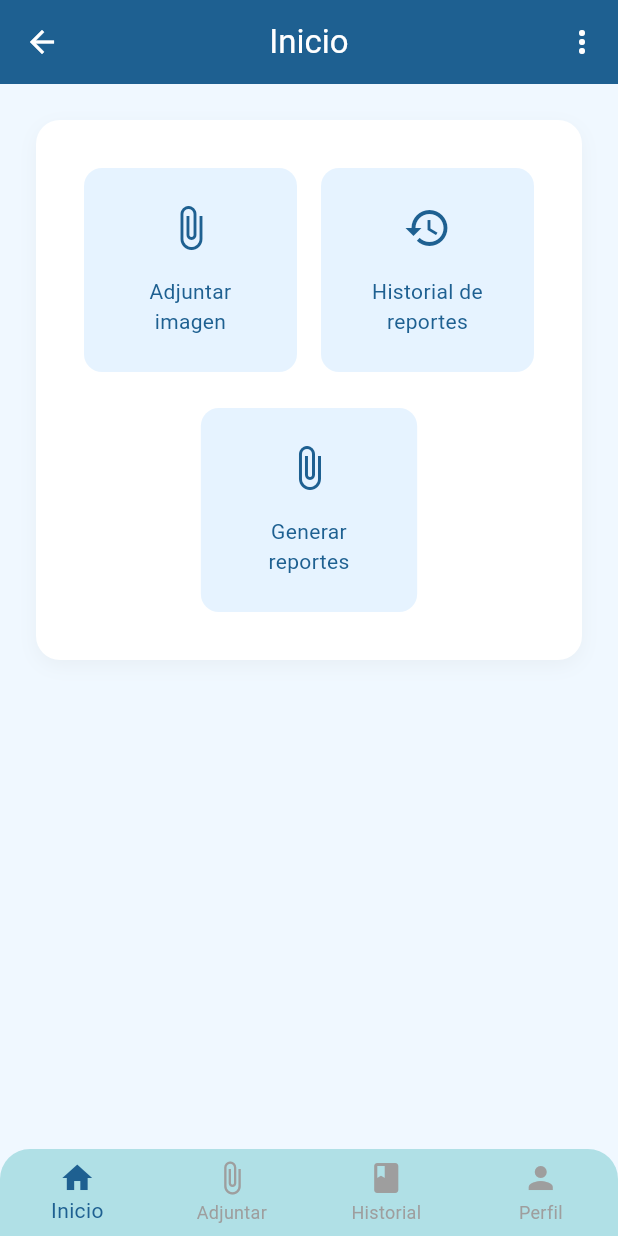
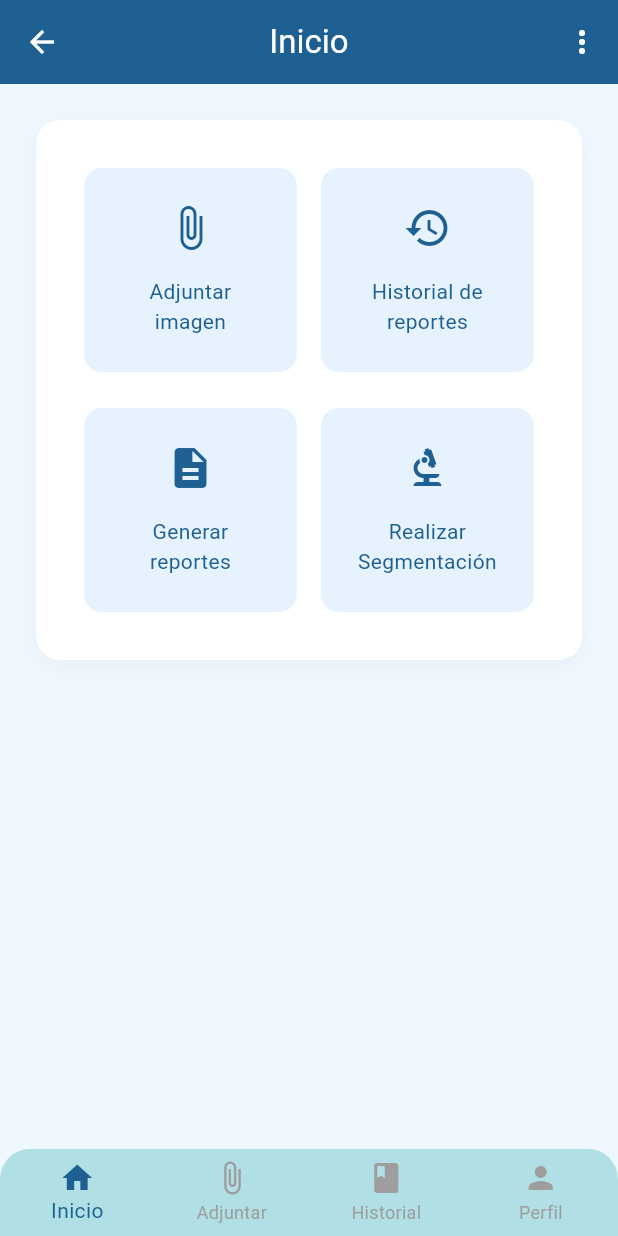
Before and after one commit to SergIOSanchez99/ProyectoTallerMovil, a Flutter app: the HomePage screen opened by its route, on a phone screen of 412 x 824 dp. Run offline on Flutter 3.47's test engine with Material 3 defaults, Android fonts, the phone set to English and light mode, and no system bars; our stand-ins replace image_picker, pdf, share_plus, shared_preferences; accounts and stored records are empty; Roboto replaces fonts that are missing (System).

Commit message:
Corrección de código por error de funcion.

```diff
--- a/lib/pages/home_page.dart
+++ b/lib/pages/home_page.dart
@@ -84,19 +84,24 @@ class _HomePageState extends State<HomePage> {
                             ],
                           ),
                           const SizedBox(height: AppDimensions.spacingL),
-                          // Fila inferior: Generar reportes (centrado)
+                          // Fila inferior: Generar reportes y Realizar Segmentación
                           Row(
                             children: [
-                              const Spacer(),
-                              SizedBox(
-                                width: context.screenWidth * 0.35,
+                              Expanded(
                                 child: ActionCard(
-                                  icon: Icons.attach_file,
+                                  icon: Icons.description,
                                   title: AppStrings.generateReports,
                                   onTap: _handleGenerateReports,
                                 ),
                               ),
-                              const Spacer(),
+                              const SizedBox(width: AppDimensions.spacingM),
+                              Expanded(
+                                child: ActionCard(
+                                  icon: Icons.biotech,
+                                  title: AppStrings.performSegmentation,
+                                  onTap: _handlePerformSegmentation,
+                                ),
+                              ),
                             ],
                           ),
                         ],
@@ -160,6 +165,22 @@ class _HomePageState extends State<HomePage> {
 
   void _handleGenerateReports() {
     Navigator.pushNamed(context, AppRoutes.generateReports);
+  }
+
+  void _handlePerformSegmentation() {
+    ScaffoldMessenger.of(context).showSnackBar(
+      SnackBar(
+        content: const Text(AppStrings.performSegmentationComingSoon),
+        backgroundColor: AppColors.info,
+        action: SnackBarAction(
+          label: 'OK',
+          textColor: AppColors.white,
+          onPressed: () {
+            ScaffoldMessenger.of(context).hideCurrentSnackBar();
+          },
+        ),
+      ),
+    );
   }
 
   void _handleNavigation(int index) {
```
